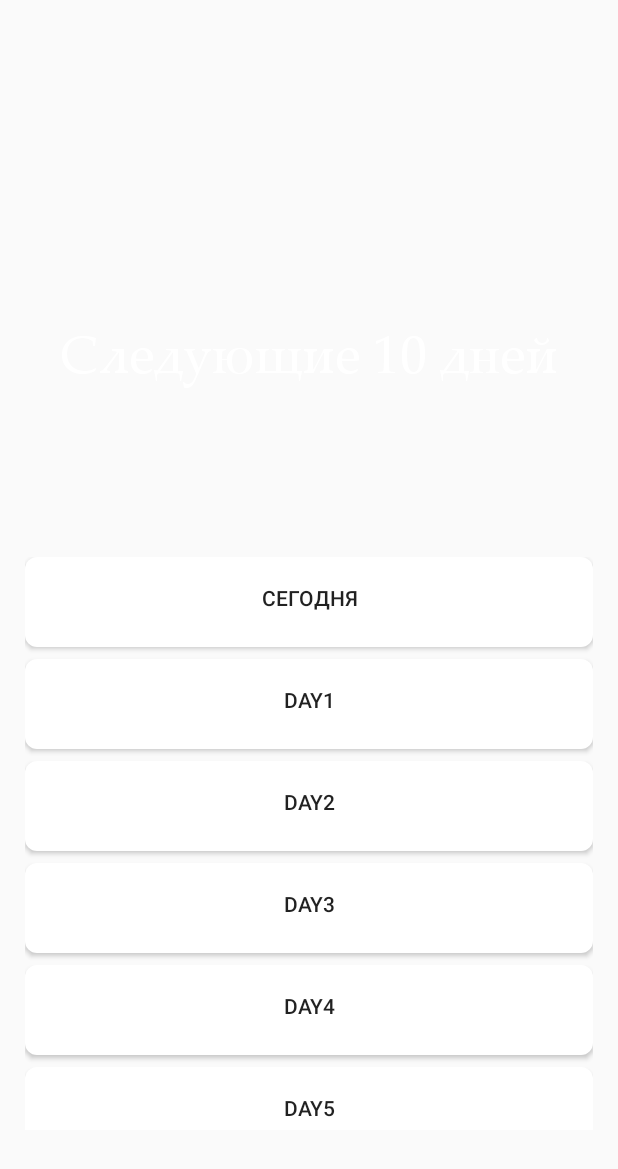
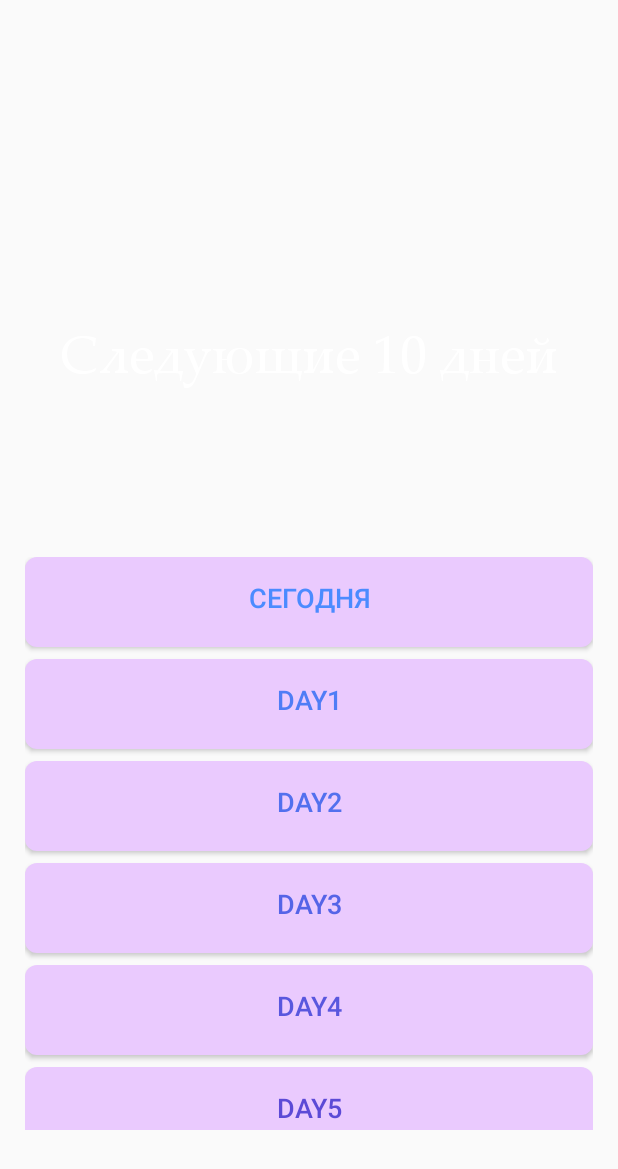
Before and after one commit to millerM907/forecast_Inflows, an Android app: the layout x.xml on its own in the app's theme, with its tools: preview values and no code run, on a phone screen of 412 x 824 dp. Shown: the top 1169 px of the screen. Run offline under Robolectric (Android 15) with nearby library versions, the phone set to English and light mode, and no system bars.

Commit message:
Кнопки

```diff
--- a/app/src/main/res/drawable/my_bottom2.xml
+++ b/app/src/main/res/drawable/my_bottom2.xml
@@ -1,9 +1,14 @@
 <?xml version="1.0" encoding="utf-8"?>
-<shape xmlns:android="http://schemas.android.com/apk/res/android">
-    <corners android:radius="8dp"/>
-    <gradient
-        android:type="linear"
-        android:startColor="#73AFBA"
-        android:endColor="#C5BFAD"/>
-    <stroke android:color="#FFFFFF"/>
-</shape>
+<inset xmlns:android="http://schemas.android.com/apk/res/android">
+    <ripple android:color="?attr/colorControlHighlight">
+        <item>
+            <shape android:shape="rectangle"
+                android:tint="#A891B6">
+                <corners android:radius="8dp"/>
+                <solid android:color="#B1B1B1"/>
+                <padding android:bottom="6dp"/>
+            </shape>
+        </item>
+    </ripple>
+
+</inset>
--- a/app/src/main/res/drawable/my_bottom3.xml
+++ b/app/src/main/res/drawable/my_bottom3.xml
@@ -2,7 +2,8 @@
 <inset xmlns:android="http://schemas.android.com/apk/res/android">
     <ripple android:color="?attr/colorControlHighlight">
         <item>
-            <shape android:shape="rectangle">
+            <shape android:shape="rectangle"
+                android:tint="#EACAFE">
                 <corners android:radius="8dp"/>
                 <solid android:color="#FFFFFF"/>
                 <padding android:bottom="6dp"/>
--- a/app/src/main/res/layout/x.xml
+++ b/app/src/main/res/layout/x.xml
@@ -47,9 +47,9 @@
         android:layout_width="match_parent"
         android:layout_height="0dp"
         android:layout_marginTop="16dp"
-        app:layout_constraintTop_toBottomOf="@id/guideline10"
         app:layout_constraintEnd_toEndOf="parent"
-        app:layout_constraintStart_toStartOf="parent" />
+        app:layout_constraintStart_toStartOf="parent"
+        app:layout_constraintTop_toBottomOf="@id/guideline10" />
 
     <LinearLayout
         android:id="@+id/linearLayout"
@@ -74,6 +74,7 @@
             <LinearLayout
                 android:layout_width="match_parent"
                 android:layout_height="wrap_content"
+                android:fadingEdge="vertical"
                 android:orientation="vertical">
 
                 <Button
@@ -82,7 +83,11 @@
                     android:layout_height="60dp"
                     android:layout_marginTop="0dp"
                     android:background="@drawable/my_bottom3"
-                    android:text="@string/today" />
+                    android:scrollbarThumbHorizontal="@color/colorAccent"
+                    android:scrollbarThumbVertical="@color/colorAccent"
+                    android:text="@string/today"
+                    android:textColor="#4B8BFF"
+                    android:textSize="18dp" />
 
                 <Button
                     android:id="@+id/but_day1"
@@ -90,7 +95,9 @@
                     android:layout_height="60dp"
                     android:layout_marginTop="8dp"
                     android:background="@drawable/my_bottom3"
-                    android:text="day1" />
+                    android:text="day1"
+                    android:textColor="#4F7DF6"
+                    android:textSize="18dp" />
 
                 <Button
                     android:id="@+id/but_day2"
@@ -98,7 +105,9 @@
                     android:layout_height="60dp"
                     android:layout_marginTop="8dp"
                     android:background="@drawable/my_bottom3"
-                    android:text="day2" />
+                    android:text="day2"
+                    android:textColor="#5270EE"
+                    android:textSize="18dp" />
 
                 <Button
                     android:id="@+id/but_day3"
@@ -106,7 +115,9 @@
                     android:layout_height="60dp"
                     android:layout_marginTop="8dp"
                     android:background="@drawable/my_bottom3"
-                    android:text="day3" />
+                    android:text="day3"
+                    android:textColor="#5564E7"
+                    android:textSize="18dp" />
 
                 <Button
                     android:id="@+id/but_day4"
@@ -114,7 +125,9 @@
                     android:layout_height="60dp"
                     android:layout_marginTop="8dp"
                     android:background="@drawable/my_bottom3"
-                    android:text="day4" />
+                    android:text="day4"
+                    android:textColor="#5957DE"
+                    android:textSize="18dp" />
 
                 <Button
                     android:id="@+id/but_day5"
@@ -122,7 +135,9 @@
                     android:layout_height="60dp"
                     android:layout_marginTop="8dp"
                     android:background="@drawable/my_bottom3"
-                    android:text="day5" />
+                    android:text="day5"
+                    android:textColor="#5C4AD6"
+                    android:textSize="18dp" />
 
                 <Button
                     android:id="@+id/but_day6"
@@ -130,7 +145,9 @@
                     android:layout_height="60dp"
                     android:layout_marginTop="8dp"
                     android:background="@drawable/my_bottom3"
-                    android:text="day6" />
+                    android:text="day6"
+                    android:textColor="#6848D2"
+                    android:textSize="18dp" />
 
                 <Button
                     android:id="@+id/but_day7"
@@ -138,7 +155,9 @@
                     android:layout_height="60dp"
                     android:layout_marginTop="8dp"
                     android:background="@drawable/my_bottom3"
-                    android:text="day7" />
+                    android:text="day7"
+                    android:textColor="#7545CD"
+                    android:textSize="18dp" />
 
                 <Button
                     android:id="@+id/but_day8"
@@ -146,16 +165,20 @@
                     android:layout_height="60dp"
                     android:layout_marginTop="8dp"
                     android:background="@drawable/my_bottom3"
-                    android:text="day8" />
+                    android:text="day8"
+                    android:textColor="#8242C8"
+                    android:textSize="18dp" />
 
                 <Button
                     android:id="@+id/but_day9"
                     android:layout_width="match_parent"
                     android:layout_height="60dp"
                     android:layout_marginTop="8dp"
-                    android:layout_marginBottom="20dp"
+                    android:layout_marginBottom="0dp"
                     android:background="@drawable/my_bottom3"
-                    android:text="day9" />
+                    android:text="day9"
+                    android:textColor="#8E40C4"
+                    android:textSize="18dp" />
 
             </LinearLayout>
         </ScrollView>
```
